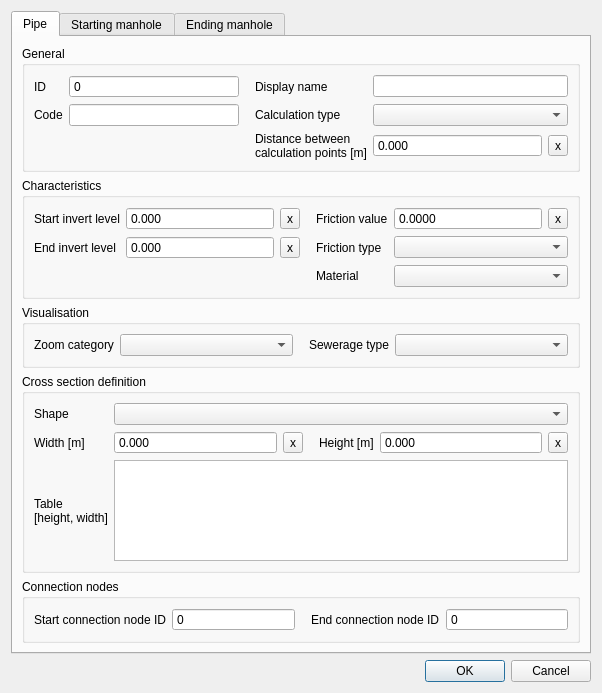
Qt form threedi_schematisation_editor/forms/ui/pipe.ui (nens/threedi-schematisation-editor) before a commit.
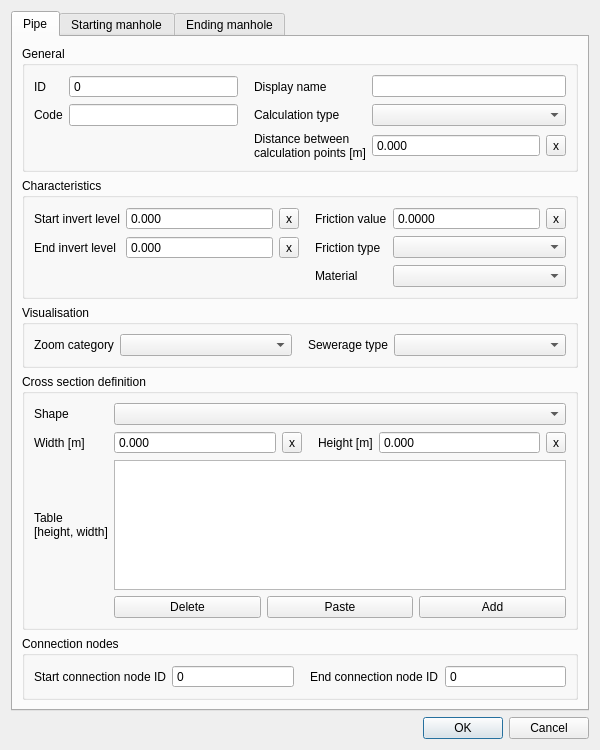
The same form after that commit.

Commit message: Refactoring cross-section table edits.

Patch:
```diff
--- a/threedi_schematisation_editor/forms/ui/pipe.ui
+++ b/threedi_schematisation_editor/forms/ui/pipe.ui
@@ -6,8 +6,8 @@
    <rect>
     <x>0</x>
     <y>0</y>
-    <width>602</width>
-    <height>693</height>
+    <width>600</width>
+    <height>750</height>
    </rect>
   </property>
   <property name="windowTitle">
@@ -524,7 +524,51 @@
            </widget>
           </item>
           <item row="4" column="1" colspan="5">
-           <widget class="QPlainTextEdit" name="cross_section_table"/>
+           <widget class="QTableWidget" name="cross_section_table_widget">
+            <property name="inputMethodHints">
+             <set>Qt::ImhDigitsOnly</set>
+            </property>
+            <property name="selectionBehavior">
+             <enum>QAbstractItemView::SelectRows</enum>
+            </property>
+           </widget>
+          </item>
+          <item row="5" column="1" colspan="5">
+           <layout class="QHBoxLayout" name="horizontalLayout">
+            <property name="bottomMargin">
+             <number>0</number>
+            </property>
+            <item>
+             <widget class="QPushButton" name="cross_section_table_delete">
+              <property name="toolTip">
+               <string>Delete selected rows</string>
+              </property>
+              <property name="text">
+               <string>Delete</string>
+              </property>
+             </widget>
+            </item>
+            <item>
+             <widget class="QPushButton" name="cross_section_table_paste">
+              <property name="toolTip">
+               <string>Paste rows from clipboard</string>
+              </property>
+              <property name="text">
+               <string>Paste</string>
+              </property>
+             </widget>
+            </item>
+            <item>
+             <widget class="QPushButton" name="cross_section_table_add">
+              <property name="toolTip">
+               <string>Add new row</string>
+              </property>
+              <property name="text">
+               <string>Add</string>
+              </property>
+             </widget>
+            </item>
+           </layout>
           </item>
          </layout>
         </widget>
```
Left out of the diff: 106 changed lines with no effect on the pictures. The commit also changes 6 other files.
